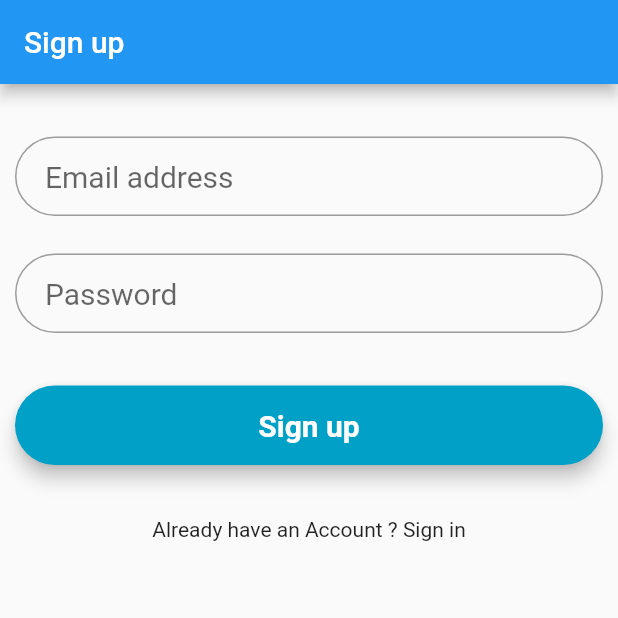
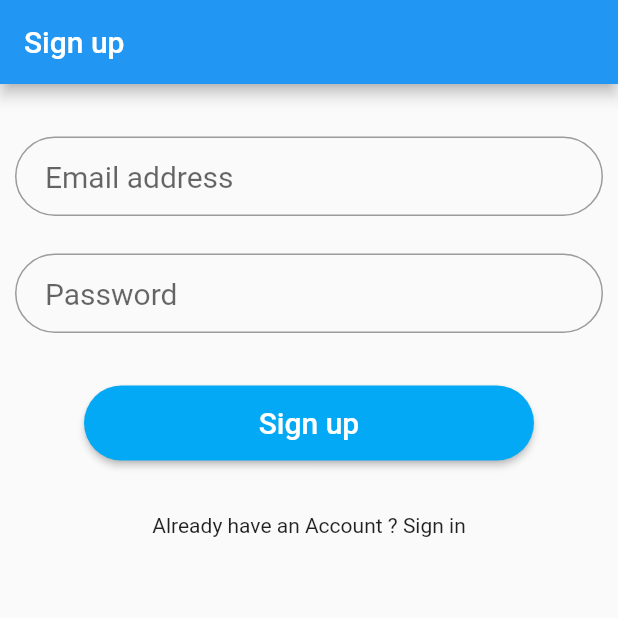
Before and after one commit to phamhieu/gotrue-dart-demo, a Flutter app: the screen it shows after launch, after a tap on "Forgot your password ?", after a tap on "Go back to sign in", after a tap on "Don’t have an Account ? Sign up", on a phone screen of 412 x 824 dp, the top half of it. Run offline on Flutter 3.47's test engine with Material 2 defaults, Android fonts, the phone set to English and light mode, and no system bars; drawn by our look-alikes of rounded_loading_button; our stand-ins replace shared_preferences; missing offline and left inert: gotrue.

Commit message:
refactor: clean up code

```diff
--- a/lib/Screens/PasswordRecover/password_recover.dart
+++ b/lib/Screens/PasswordRecover/password_recover.dart
@@ -1,12 +1,20 @@
 import 'package:flutter/material.dart';
 import 'package:gotrue_dart_example/components/alert_modal.dart';
 import 'package:gotrue_dart_example/components/link_button.dart';
-import 'package:gotrue_dart_example/components/rounded_button.dart';
 import 'package:gotrue_dart_example/components/rounded_input_field.dart';
 import 'package:gotrue_dart_example/constants.dart';
+import 'package:rounded_loading_button/rounded_loading_button.dart';
 
-// ignore: must_be_immutable
-class PasswordRecoverScreen extends StatelessWidget {
+class PasswordRecoverScreen extends StatefulWidget {
+  PasswordRecoverScreen({Key key}) : super(key: key);
+
+  @override
+  _PasswordRecoverState createState() => _PasswordRecoverState();
+}
+
+class _PasswordRecoverState extends State<PasswordRecoverScreen> {
+  final RoundedLoadingButtonController _btnController =
+      new RoundedLoadingButtonController();
   var email = '';
 
   void _onPasswordRecoverPress(BuildContext context) async {
@@ -15,10 +23,12 @@ class PasswordRecoverScreen extends StatelessWidget {
       alertModal.show(context,
           title: 'Send password recovery failed',
           message: response.error.message);
+      _btnController.reset();
     } else {
       alertModal.show(context,
           title: 'Password recovery email sent',
           message: 'Please check your email for further instructions.');
+      _btnController.success();
     }
   }
 
@@ -38,15 +48,19 @@ class PasswordRecoverScreen extends StatelessWidget {
             RoundedInputField(
               hintText: "Email address",
               onChanged: (value) {
-                email = value;
+                setState(() {
+                  email = value;
+                });
               },
             ),
             SizedBox(
               height: 35.0,
             ),
-            RoundedButton(
-              text: "Send reset password instructions",
-              press: () {
+            RoundedLoadingButton(
+              child: Text('Send reset password instructions',
+                  style: TextStyle(fontSize: 16, color: Colors.white)),
+              controller: _btnController,
+              onPressed: () {
                 _onPasswordRecoverPress(context);
               },
             ),
--- a/lib/Screens/Signin/signin_screen.dart
+++ b/lib/Screens/Signin/signin_screen.dart
@@ -2,14 +2,22 @@ import 'package:flutter/material.dart';
 import 'package:gotrue_dart_example/Screens/Welcome/welcome_screen.dart';
 import 'package:gotrue_dart_example/components/alert_modal.dart';
 import 'package:gotrue_dart_example/components/link_button.dart';
-import 'package:gotrue_dart_example/components/rounded_button.dart';
 import 'package:gotrue_dart_example/components/rounded_input_field.dart';
 import 'package:gotrue_dart_example/components/rounded_password_field.dart';
 import 'package:gotrue_dart_example/constants.dart';
 import 'package:shared_preferences/shared_preferences.dart';
+import 'package:rounded_loading_button/rounded_loading_button.dart';
 
-// ignore: must_be_immutable
-class SignInScreen extends StatelessWidget {
+class SignInScreen extends StatefulWidget {
+  SignInScreen({Key key}) : super(key: key);
+
+  @override
+  _SignInState createState() => _SignInState();
+}
+
+class _SignInState extends State<SignInScreen> {
+  final RoundedLoadingButtonController _btnController =
+      new RoundedLoadingButtonController();
   var email = '';
   var password = '';
 
@@ -19,6 +27,7 @@ class SignInScreen extends StatelessWidget {
     if (response.error != null) {
       alertModal.show(context,
           title: 'Sign in failed', message: response.error.message);
+      _btnController.reset();
     } else {
       SharedPreferences prefs = await SharedPreferences.getInstance();
       prefs.setString(PERSIST_SESSION_KEY, response.data.persistSessionString);
@@ -51,21 +60,27 @@ class SignInScreen extends StatelessWidget {
             RoundedInputField(
               hintText: "Email address",
               onChanged: (value) {
-                email = value;
+                setState(() {
+                  email = value;
+                });
               },
             ),
             SizedBox(height: 25.0),
             RoundedPasswordField(
               onChanged: (value) {
-                password = value;
+                setState(() {
+                  password = value;
+                });
               },
             ),
             SizedBox(
               height: 35.0,
             ),
-            RoundedButton(
-              text: "Sign in",
-              press: () {
+            RoundedLoadingButton(
+              child: Text('Sign in',
+                  style: TextStyle(fontSize: 20, color: Colors.white)),
+              controller: _btnController,
+              onPressed: () {
                 _onSignInPress(context);
               },
             ),
--- a/lib/Screens/Signup/signup_screen.dart
+++ b/lib/Screens/Signup/signup_screen.dart
@@ -2,14 +2,22 @@ import 'package:flutter/material.dart';
 import 'package:gotrue_dart_example/Screens/Welcome/welcome_screen.dart';
 import 'package:gotrue_dart_example/components/alert_modal.dart';
 import 'package:gotrue_dart_example/components/link_button.dart';
-import 'package:gotrue_dart_example/components/rounded_button.dart';
 import 'package:gotrue_dart_example/components/rounded_input_field.dart';
 import 'package:gotrue_dart_example/components/rounded_password_field.dart';
 import 'package:gotrue_dart_example/constants.dart';
+import 'package:rounded_loading_button/rounded_loading_button.dart';
 import 'package:shared_preferences/shared_preferences.dart';
 
-// ignore: must_be_immutable
-class SignUpScreen extends StatelessWidget {
+class SignUpScreen extends StatefulWidget {
+  SignUpScreen({Key key}) : super(key: key);
+
+  @override
+  _SignUpState createState() => _SignUpState();
+}
+
+class _SignUpState extends State<SignUpScreen> {
+  final RoundedLoadingButtonController _btnController =
+      new RoundedLoadingButtonController();
   var email = '';
   var password = '';
 
@@ -18,11 +26,13 @@ class SignUpScreen extends StatelessWidget {
     if (response.error != null) {
       alertModal.show(context,
           title: 'Sign up failed', message: response.error.message);
+      _btnController.reset();
     } else if (response.data == null && response.user == null) {
       alertModal.show(context,
           title: 'Email verification required',
           message:
               "Please check your email and follow the instructions to verify your email address.");
+      _btnController.success();
     } else {
       SharedPreferences prefs = await SharedPreferences.getInstance();
       prefs.setString(PERSIST_SESSION_KEY, response.data.persistSessionString);
@@ -54,21 +64,27 @@ class SignUpScreen extends StatelessWidget {
             RoundedInputField(
               hintText: "Email address",
               onChanged: (value) {
-                email = value;
+                setState(() {
+                  email = value;
+                });
               },
             ),
             SizedBox(height: 25.0),
             RoundedPasswordField(
               onChanged: (value) {
-                password = value;
+                setState(() {
+                  password = value;
+                });
               },
             ),
             SizedBox(
               height: 35.0,
             ),
-            RoundedButton(
-              text: "Sign up",
-              press: () {
+            RoundedLoadingButton(
+              child: Text('Sign up',
+                  style: TextStyle(fontSize: 20, color: Colors.white)),
+              controller: _btnController,
+              onPressed: () {
                 _onSignUpPress(context);
               },
             ),
--- a/lib/Screens/splash_screen.dart
+++ b/lib/Screens/splash_screen.dart
@@ -65,11 +65,10 @@ class SplashScreenState extends State<SplashScreen>
     return Scaffold(
       body: Center(
         child: Container(
-          color: Colors.white,
           child: SizedBox(
-            height: 155.0,
+            height: 50.0,
             child: Image.asset(
-              "assets/images/logo.png",
+              "assets/images/logo-light.png",
             ),
           ),
         ),
--- a/pubspec.yaml
+++ b/pubspec.yaml
@@ -24,12 +24,10 @@ dependencies:
   flutter:
     sdk: flutter
 
-  # The following adds the Cupertino Icons font to your application.
-  # Use with the CupertinoIcons class for iOS style icons.
   cupertino_icons: ^1.0.0
-
   gotrue: ^0.0.1-dev.4
   shared_preferences: ^0.5.12+4
+  rounded_loading_button: ^1.0.0
 
 dev_dependencies:
   flutter_test:
```
Also changed, not shown: assets/images/logo-light.png (added), assets/images/logo.png (deleted), pubspec.lock.
